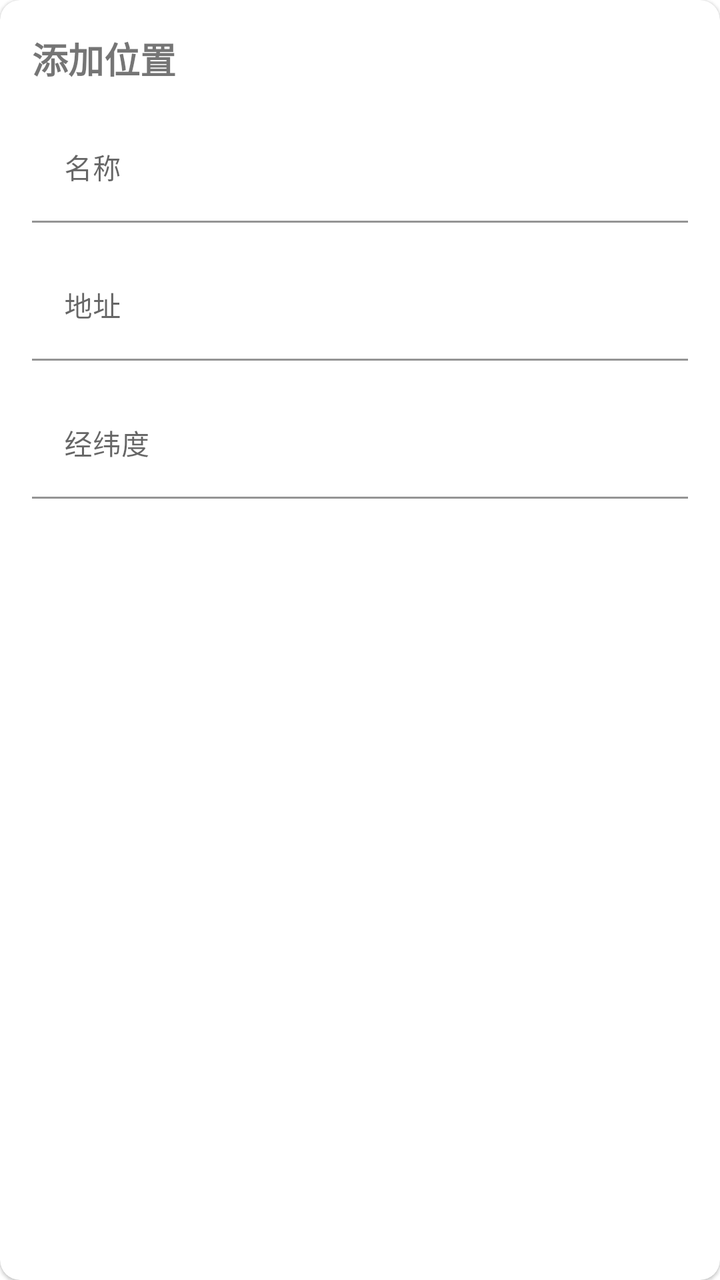
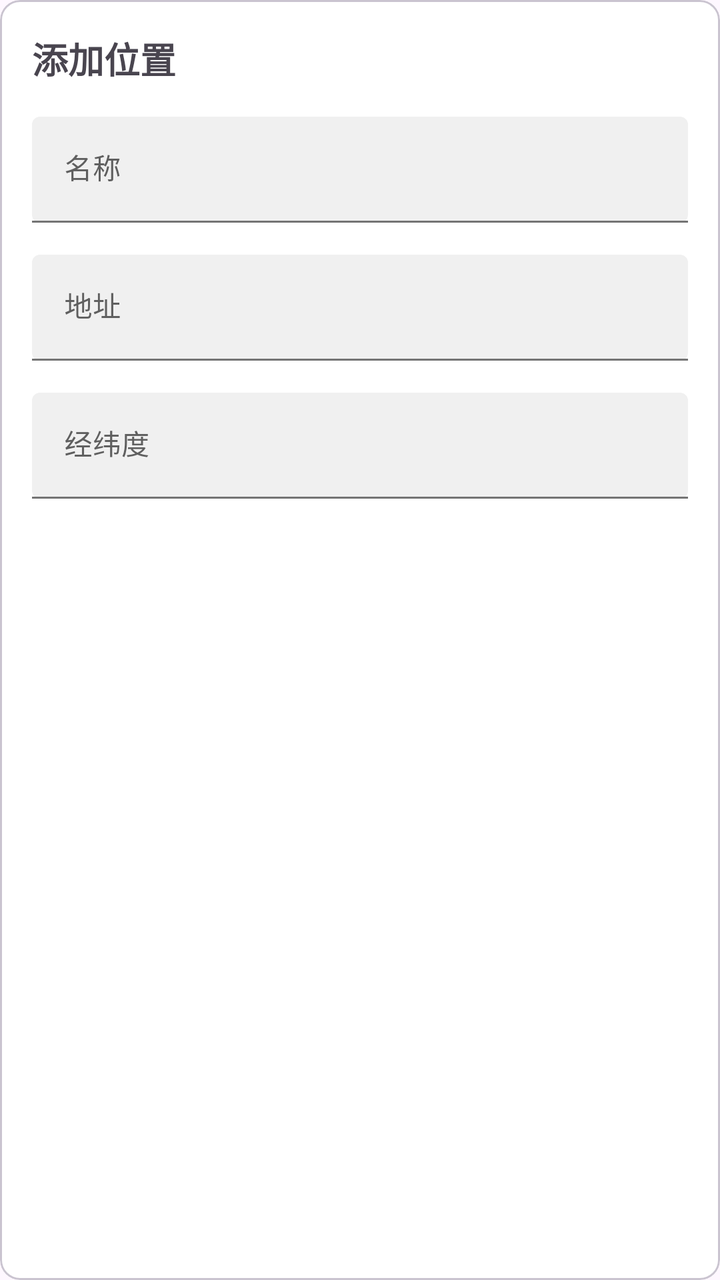

The first picture is an Android layout as it rendered before a commit; the second is the same layout after the commit. The layout source and the unified diff follow.
<!-- AndroidManifest.xml: application theme AppTheme -->
<!-- res/layout/dialog_add_location.xml -->
<?xml version="1.0" encoding="utf-8"?>
<com.google.android.material.card.MaterialCardView
    xmlns:android="http://schemas.android.com/apk/res/android"
    xmlns:app="http://schemas.android.com/apk/res-auto"
    android:layout_width="match_parent"
    android:layout_height="match_parent"
    app:cardCornerRadius="10dp"
    app:cardBackgroundColor="@color/white">

    <LinearLayout
        android:layout_width="match_parent"
        android:layout_height="wrap_content"
        android:orientation="vertical"
        android:padding="16dp">

        <TextView
            android:layout_width="match_parent"
            android:layout_height="wrap_content"
            android:text="@string/add_location"
            android:textSize="18sp"
            android:textStyle="bold"/>

        <com.google.android.material.textfield.TextInputLayout
            android:layout_width="match_parent"
            android:layout_height="wrap_content"
            android:layout_marginTop="16dp"
            app:boxBackgroundMode="filled"
            app:boxBackgroundColor="@color/white"
            android:hint="@string/name">

            <com.google.android.material.textfield.TextInputEditText
                android:id="@+id/etLocationName"
                android:layout_width="match_parent"
                android:layout_height="wrap_content"
                android:imeOptions="actionNext"
                android:inputType="text"
                android:singleLine="true"
                android:textColor="@color/portal_text_color"
                android:textAppearance="@style/TextAppearance.MaterialComponents.Body2">

                
            </com.google.android.material.textfield.TextInputEditText>
        </com.google.android.material.textfield.TextInputLayout>

        <com.google.android.material.textfield.TextInputLayout
            android:layout_width="match_parent"
            android:layout_height="wrap_content"
            android:layout_marginTop="16dp"
            app:boxBackgroundMode="filled"
            app:boxBackgroundColor="@color/white"
            android:hint="@string/address">

            <com.google.android.material.textfield.TextInputEditText
                android:id="@+id/etLocationAddress"
                android:layout_width="match_parent"
                android:layout_height="wrap_content"
                android:imeOptions="actionNext"
                android:inputType="text"
                android:singleLine="true"
                android:textColor="@color/portal_text_color"
                android:textAppearance="@style/TextAppearance.MaterialComponents.Body2">
            </com.google.android.material.textfield.TextInputEditText>
        </com.google.android.material.textfield.TextInputLayout>

        <com.google.android.material.textfield.TextInputLayout
            android:layout_width="match_parent"
            android:layout_height="wrap_content"
            android:layout_marginTop="16dp"
            app:boxBackgroundMode="filled"
            app:boxBackgroundColor="@color/white"
            android:hint="@string/latlon">

            <com.google.android.material.textfield.TextInputEditText
                android:id="@+id/etLocationLatLon"
                android:layout_width="match_parent"
                android:layout_height="wrap_content"
                android:imeOptions="actionNext"
                android:inputType="text"
                android:singleLine="true"
                android:textColor="@color/portal_text_color"
                android:textAppearance="@style/TextAppearance.MaterialComponents.Body2">
            </com.google.android.material.textfield.TextInputEditText>
        </com.google.android.material.textfield.TextInputLayout>

    </LinearLayout>
</com.google.android.material.card.MaterialCardView>
<!-- resources referenced by this layout -->
<resources>
  <color name="portal_text_color">#373737</color>
  <color name="white">#FFFFFFFF</color>
  <string name="add_location">添加位置</string>
  <string name="address">地址</string>
  <string name="latlon">经纬度</string>
  <string name="name">名称</string>
  <style name="AppTheme" parent="Theme.MaterialComponents.Light.NoActionBar">
          <item name="colorPrimaryVariant">@color/purple_700</item>
          <item name="colorOnPrimary">@color/portal_appbar_color</item>
          <item name="colorSecondary">@color/portal_appbar_color</item>
          <item name="colorSecondaryVariant">@color/portal_appbar_color_center</item>
  
  
          <item name="colorOnSecondary">@color/white</item>
          <item name="colorPrimary">@color/theme_appbar_color</item>
          <item name="colorControlHighlight">@color/theme_focused_touch</item>
  
          <item name="colorPrimaryDark">@color/portal_appbar_color</item>
          <item name="android:statusBarColor">@android:color/transparent</item>
          <item name="windowActionModeOverlay">true</item>
          <item name="windowActionBar">false</item>
          <item name="windowNoTitle">true</item>
          <item name="android:windowDrawsSystemBarBackgrounds">true</item>
          <item name="android:windowTranslucentStatus">true</item>
          <item name="colorControlNormal">@color/white</item>
          <item name="colorControlActivated">@color/portal_appbar_color_dark</item>
          <item name="android:textColorHint">@android:color/white</item>
          <item name="android:editTextColor">@android:color/white</item>
          <item name="searchViewStyle">@style/Portal.SearchViewStyle</item>
          <item name="selectableItemBackgroundBorderless">@drawable/ripple_effect</item>
          <item name="sliderStyle">@style/Portal.SliderTheme</item>
      </style>
  <color name="purple_700">#FF3700B3</color>
  <color name="portal_appbar_color">#5F5F5F</color>
  <color name="portal_appbar_color_center">#494949</color>
  <color name="theme_appbar_color">#5F5F5F</color>
  <color name="theme_focused_touch">#A0A0A0</color>
  <color name="portal_appbar_color_dark">#373737</color>
  <style name="Portal.SearchViewStyle" parent="Widget.AppCompat.SearchView">
      </style>
  <!-- drawable ripple_effect (drawable) -->
  <ripple xmlns:android="http://schemas.android.com/apk/res/android"
      android:color="@color/selected_color">
      <item android:id="@android:id/mask" android:drawable="@color/white"/>
  </ripple >
  <style name="Portal.SliderTheme" parent="Widget.MaterialComponents.Slider">
  
      </style>
  <color name="selected_color">#BCBCBC</color>
</resources>

<!-- the commit's change to res/layout/dialog_add_location.xml (unified diff, before → after) -->
@@ -5,7 +5,7 @@
     android:layout_width="match_parent"
     android:layout_height="match_parent"
     app:cardCornerRadius="10dp"
-    app:cardBackgroundColor="@color/white">
+    app:cardBackgroundColor="?attr/colorSurface">
 
     <LinearLayout
         android:layout_width="match_parent"
@@ -25,7 +25,7 @@
             android:layout_height="wrap_content"
             android:layout_marginTop="16dp"
             app:boxBackgroundMode="filled"
-            app:boxBackgroundColor="@color/white"
+            app:boxBackgroundColor="?attr/colorSurfaceVariant"
             android:hint="@string/name">
 
             <com.google.android.material.textfield.TextInputEditText
@@ -35,8 +35,8 @@
                 android:imeOptions="actionNext"
                 android:inputType="text"
                 android:singleLine="true"
-                android:textColor="@color/portal_text_color"
-                android:textAppearance="@style/TextAppearance.MaterialComponents.Body2">
+                android:textColor="?attr/colorOnSurface"
+                android:textAppearance="@style/TextAppearance.Material3.BodyMedium">
 
                 
             </com.google.android.material.textfield.TextInputEditText>
@@ -47,7 +47,7 @@
             android:layout_height="wrap_content"
             android:layout_marginTop="16dp"
             app:boxBackgroundMode="filled"
-            app:boxBackgroundColor="@color/white"
+            app:boxBackgroundColor="?attr/colorSurfaceVariant"
             android:hint="@string/address">
 
             <com.google.android.material.textfield.TextInputEditText
@@ -57,8 +57,8 @@
                 android:imeOptions="actionNext"
                 android:inputType="text"
                 android:singleLine="true"
-                android:textColor="@color/portal_text_color"
-                android:textAppearance="@style/TextAppearance.MaterialComponents.Body2">
+                android:textColor="?attr/colorOnSurface"
+                android:textAppearance="@style/TextAppearance.Material3.BodyMedium">
             </com.google.android.material.textfield.TextInputEditText>
         </com.google.android.material.textfield.TextInputLayout>
 
@@ -67,7 +67,7 @@
             android:layout_height="wrap_content"
             android:layout_marginTop="16dp"
             app:boxBackgroundMode="filled"
-            app:boxBackgroundColor="@color/white"
+            app:boxBackgroundColor="?attr/colorSurfaceVariant"
             android:hint="@string/latlon">
 
             <com.google.android.material.textfield.TextInputEditText
@@ -77,8 +77,8 @@
                 android:imeOptions="actionNext"
                 android:inputType="text"
                 android:singleLine="true"
-                android:textColor="@color/portal_text_color"
-                android:textAppearance="@style/TextAppearance.MaterialComponents.Body2">
+                android:textColor="?attr/colorOnSurface"
+                android:textAppearance="@style/TextAppearance.Material3.BodyMedium">
             </com.google.android.material.textfield.TextInputEditText>
         </com.google.android.material.textfield.TextInputLayout>
 
<!-- resource entries referenced after the edit -->
@@ -1,53 +1,38 @@
 <!-- resources referenced by this layout -->
 <resources>
-  <color name="portal_text_color">#373737</color>
-  <color name="white">#FFFFFFFF</color>
   <string name="add_location">添加位置</string>
   <string name="address">地址</string>
   <string name="latlon">经纬度</string>
   <string name="name">名称</string>
-  <style name="AppTheme" parent="Theme.MaterialComponents.Light.NoActionBar">
-          <item name="colorPrimaryVariant">@color/purple_700</item>
-          <item name="colorOnPrimary">@color/portal_appbar_color</item>
-          <item name="colorSecondary">@color/portal_appbar_color</item>
-          <item name="colorSecondaryVariant">@color/portal_appbar_color_center</item>
+  <style name="AppTheme" parent="Theme.Material3.Light.NoActionBar">
+          
+          <item name="colorPrimary">#5F5F5F</item>
+          <item name="colorOnPrimary">#FFFFFF</item>
+          <item name="colorPrimaryContainer">#E0E0E0</item>
+          <item name="colorOnPrimaryContainer">#1E1E1E</item>
+          <item name="colorSecondary">#494949</item>
+          <item name="colorOnSecondary">#FFFFFF</item>
+          <item name="colorSecondaryContainer">#E7E7E7</item>
+          <item name="colorOnSecondaryContainer">#2A2A2A</item>
+          <item name="colorSurface">#FFFFFF</item>
+          <item name="colorOnSurface">#1A1A1A</item>
+          <item name="colorSurfaceVariant">#F0F0F0</item>
+          <item name="colorOnSurfaceVariant">#5F5F5F</item>
+          <item name="colorOutline">#747474</item>
   
-  
-          <item name="colorOnSecondary">@color/white</item>
-          <item name="colorPrimary">@color/theme_appbar_color</item>
-          <item name="colorControlHighlight">@color/theme_focused_touch</item>
-  
-          <item name="colorPrimaryDark">@color/portal_appbar_color</item>
+          
           <item name="android:statusBarColor">@android:color/transparent</item>
+          <item name="android:windowDrawsSystemBarBackgrounds">true</item>
+          <item name="android:windowTranslucentStatus">true</item>
           <item name="windowActionModeOverlay">true</item>
           <item name="windowActionBar">false</item>
           <item name="windowNoTitle">true</item>
-          <item name="android:windowDrawsSystemBarBackgrounds">true</item>
-          <item name="android:windowTranslucentStatus">true</item>
-          <item name="colorControlNormal">@color/white</item>
-          <item name="colorControlActivated">@color/portal_appbar_color_dark</item>
-          <item name="android:textColorHint">@android:color/white</item>
-          <item name="android:editTextColor">@android:color/white</item>
+  
+          
           <item name="searchViewStyle">@style/Portal.SearchViewStyle</item>
-          <item name="selectableItemBackgroundBorderless">@drawable/ripple_effect</item>
           <item name="sliderStyle">@style/Portal.SliderTheme</item>
       </style>
-  <color name="purple_700">#FF3700B3</color>
-  <color name="portal_appbar_color">#5F5F5F</color>
-  <color name="portal_appbar_color_center">#494949</color>
-  <color name="theme_appbar_color">#5F5F5F</color>
-  <color name="theme_focused_touch">#A0A0A0</color>
-  <color name="portal_appbar_color_dark">#373737</color>
-  <style name="Portal.SearchViewStyle" parent="Widget.AppCompat.SearchView">
-      </style>
-  <!-- drawable ripple_effect (drawable) -->
-  <ripple xmlns:android="http://schemas.android.com/apk/res/android"
-      android:color="@color/selected_color">
-      <item android:id="@android:id/mask" android:drawable="@color/white"/>
-  </ripple >
-  <style name="Portal.SliderTheme" parent="Widget.MaterialComponents.Slider">
-  
-      </style>
-  <color name="selected_color">#BCBCBC</color>
+  <style name="Portal.SearchViewStyle" parent="Widget.AppCompat.SearchView" />
+  <style name="Portal.SliderTheme" parent="Widget.Material3.Slider" />
 </resources>
 
